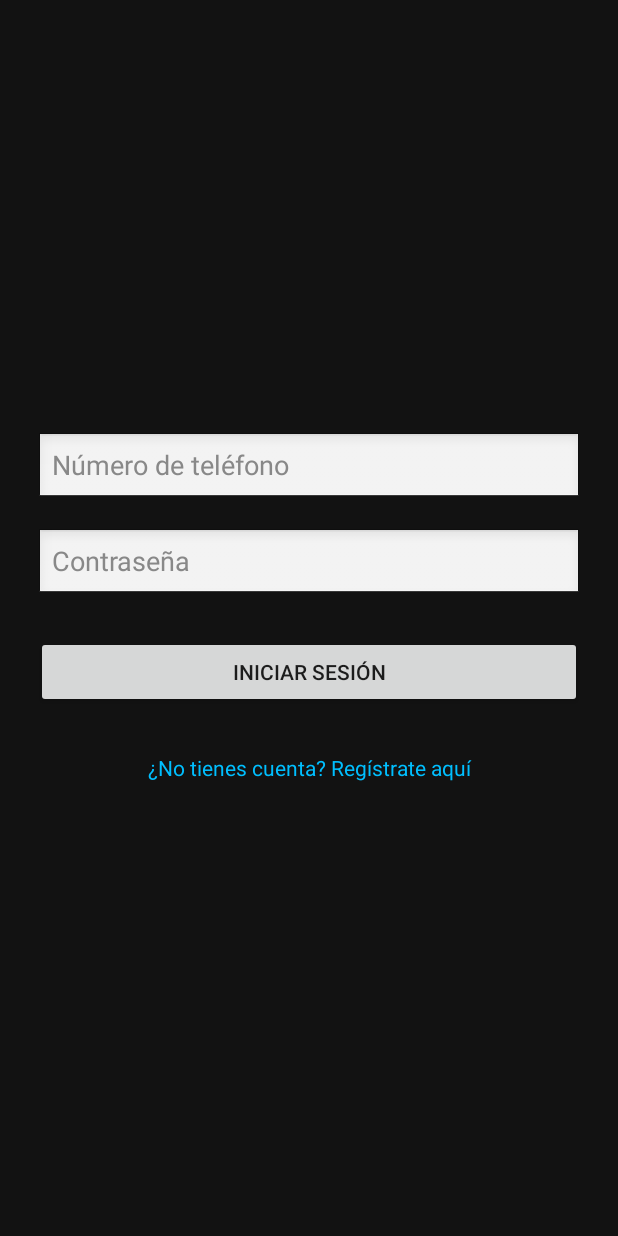
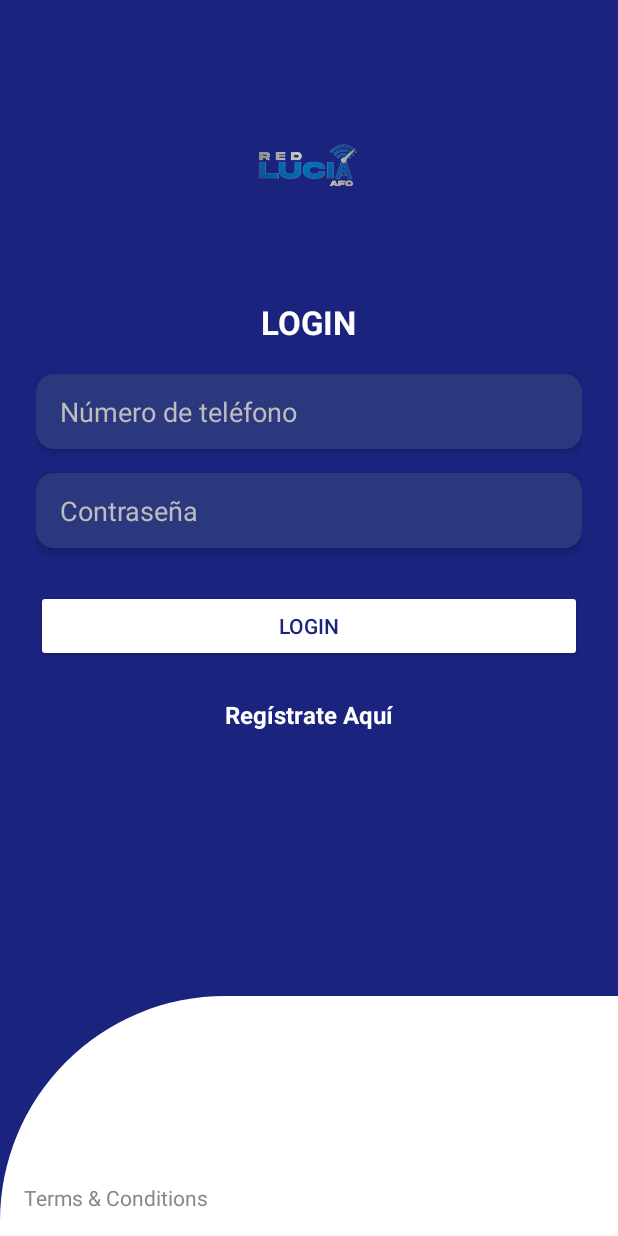
Before and after one commit to JulianOcon/APP_ReproductorVideos, an Android app: the screen it shows after launch (LoginActivity), on a phone screen of 412 x 824 dp. Run offline under Robolectric (Android 15) with nearby library versions, the phone set to English and light mode, and no system bars.

Commit message:
Mi mensaje de commit

```diff
--- /dev/null
+++ b/app/src/main/res/drawable/bg_diagonal.xml
@@ -0,0 +1,4 @@
+<shape xmlns:android="http://schemas.android.com/apk/res/android" android:shape="rectangle">
+    <solid android:color="#FFFFFF"/>
+    <corners android:topLeftRadius="150dp"/>
+</shape>
--- /dev/null
+++ b/app/src/main/res/drawable/bg_edittext.xml
@@ -0,0 +1,9 @@
+<shape xmlns:android="http://schemas.android.com/apk/res/android">
+    <solid android:color="#2C387E"/>
+    <corners android:radius="12dp"/>
+    <padding
+        android:left="10dp"
+        android:top="10dp"
+        android:right="10dp"
+        android:bottom="10dp" />
+</shape>
--- a/app/src/main/res/layout/activity_login.xml
+++ b/app/src/main/res/layout/activity_login.xml
@@ -1,55 +1,108 @@
 <?xml version="1.0" encoding="utf-8"?>
-<LinearLayout xmlns:android="http://schemas.android.com/apk/res/android"
+<FrameLayout xmlns:android="http://schemas.android.com/apk/res/android"
+    xmlns:app="http://schemas.android.com/apk/res-auto"
+    android:layout_width="match_parent"
+    android:layout_height="match_parent">
+
+    <!-- Fondo azul y contenido -->
+    <LinearLayout
+        android:orientation="vertical"
         android:layout_width="match_parent"
         android:layout_height="match_parent"
-    android:orientation="vertical"
+        android:background="#1A237E"
         android:padding="24dp"
-    android:gravity="center"
-    android:background="#121212">
+        android:gravity="top|center_horizontal">
 
+        <!-- Ícono -->
+        <ImageView
+            android:id="@+id/logo"
+            android:layout_width="128dp"
+            android:layout_height="128dp"
+            android:src="@drawable/icredlucia"
+            android:layout_marginTop="24dp"
+            android:layout_marginBottom="24dp" />
+
+        <!-- Título -->
+        <TextView
+            android:id="@+id/title"
+            android:layout_width="wrap_content"
+            android:layout_height="wrap_content"
+            android:text="LOGIN"
+            android:textColor="#FFFFFF"
+            android:textSize="22sp"
+            android:textStyle="bold"
+            android:layout_marginBottom="20dp" />
+
+        <!-- Número de teléfono -->
         <EditText
             android:id="@+id/etUsuario"
             android:layout_width="match_parent"
-        android:layout_height="wrap_content"
+            android:layout_height="50dp"
             android:hint="Número de teléfono"
             android:inputType="phone"
-        android:textColorHint="#888888"
+            android:background="@drawable/bg_edittext"
             android:textColor="#FFFFFF"
-        android:background="@android:drawable/edit_text"
+            android:textColorHint="#BDBDBD"
+            android:paddingHorizontal="16dp"
+            android:elevation="4dp"
             android:layout_marginBottom="16dp" />
 
+        <!-- Contraseña -->
         <EditText
             android:id="@+id/etContrasena"
             android:layout_width="match_parent"
-        android:layout_height="wrap_content"
+            android:layout_height="50dp"
             android:hint="Contraseña"
-        android:textColorHint="#888888"
+            android:inputType="textPassword"
+            android:background="@drawable/bg_edittext"
             android:textColor="#FFFFFF"
-        android:inputType="textPassword"
-        android:background="@android:drawable/edit_text"
-        android:layout_marginBottom="24dp" />
+            android:textColorHint="#BDBDBD"
+            android:paddingHorizontal="16dp"
+            android:elevation="4dp"
+            android:layout_marginBottom="8dp" />
 
+        <!-- Botón LOGIN -->
         <Button
             android:id="@+id/btnIniciarSesion"
             android:layout_width="match_parent"
-        android:layout_height="wrap_content"
-        android:text="Iniciar sesión" />
+            android:layout_height="48dp"
+            android:text="LOGIN"
+            android:textColor="#1A237E"
+            android:backgroundTint="#FFFFFF"
+            android:layout_marginTop="20dp" />
 
+        <!-- Link de registro accesible -->
         <TextView
             android:id="@+id/tvIrARegistro"
-        android:layout_width="match_parent"
+            android:layout_width="wrap_content"
             android:layout_height="wrap_content"
             android:minHeight="48dp"
-        android:minWidth="48dp"
-        android:text="¿No tienes cuenta? Regístrate aquí"
-        android:textColor="#00BFFF"
-        android:textSize="14sp"
-        android:gravity="center"
-        android:layout_marginTop="16dp"
-        android:padding="12dp"
+            android:paddingHorizontal="12dp"
+            android:text="Regístrate Aquí"
+            android:textColor="#FFFFFF"
+            android:textSize="16sp"
+            android:layout_marginTop="24dp"
+            android:textStyle="bold"
             android:clickable="true"
             android:focusable="true" />
+    </LinearLayout>
+
+    <!-- Capa blanca inferior en diagonal -->
+    <View
+        android:layout_width="match_parent"
+        android:layout_height="160dp"
+        android:layout_gravity="bottom"
+        android:background="@drawable/bg_diagonal" />
+
+    <!-- Texto de Términos -->
+    <TextView
+        android:layout_width="wrap_content"
+        android:layout_height="wrap_content"
+        android:text="Terms &amp; Conditions"
+        android:textColor="#888888"
+        android:textSize="14sp"
+        android:layout_gravity="bottom|start"
+        android:layout_margin="16dp" />
 
 
-
-</LinearLayout>
+</FrameLayout>
```
Lines whose indentation alone changed are shown as unchanged.
